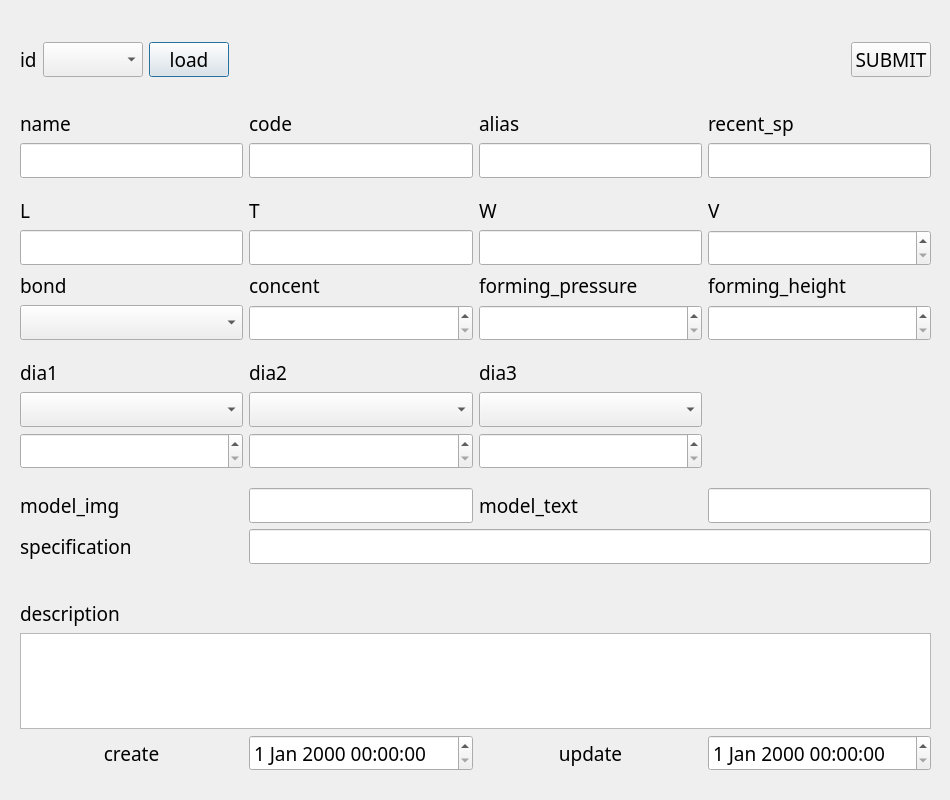
First picture: the form in ui/segmentDialog.ui, repository SuhYeoJee/OrderManager, before the edit.
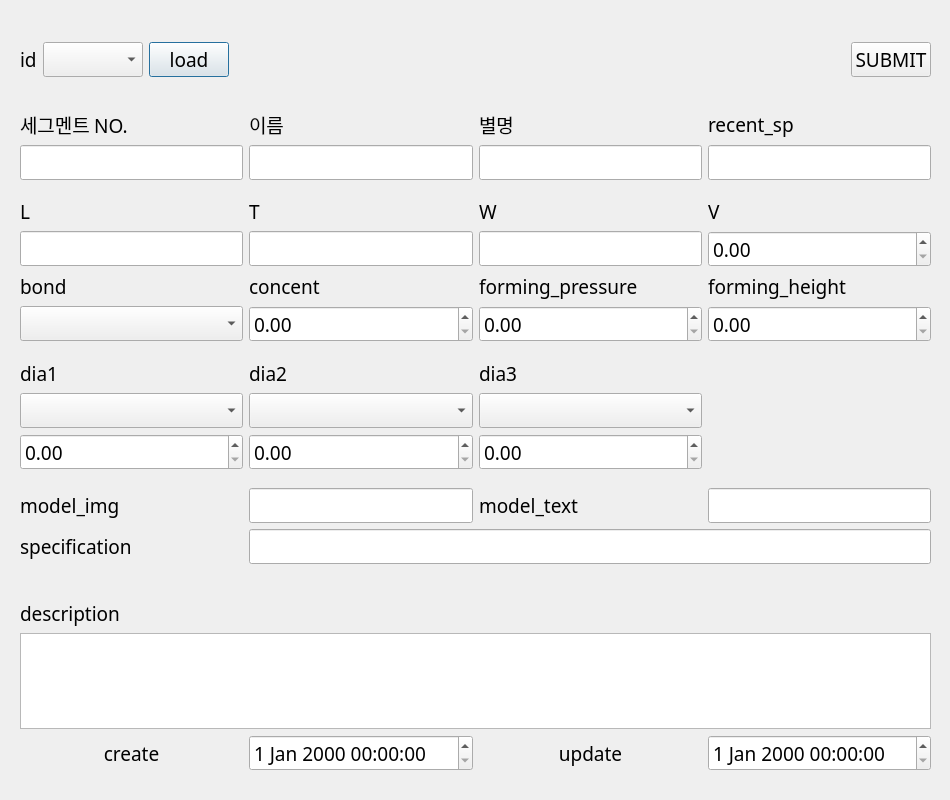
Second picture: the form after the edit.

Diff of the .ui file:
```diff
--- a/ui/segmentDialog.ui
+++ b/ui/segmentDialog.ui
@@ -161,14 +161,14 @@
     <item row="0" column="2">
      <widget class="QLabel" name="label_19">
       <property name="text">
-       <string>alias</string>
+       <string>별명</string>
       </property>
      </widget>
     </item>
     <item row="0" column="1">
      <widget class="QLabel" name="label_18">
       <property name="text">
-       <string>code</string>
+       <string>이름</string>
       </property>
      </widget>
     </item>
@@ -185,7 +185,7 @@
     <item row="6" column="3">
      <widget class="QDoubleSpinBox" name="forming_heightDoubleSpinBox">
       <property name="specialValueText">
-       <string> </string>
+       <string/>
       </property>
       <property name="maximum">
        <double>999999.989999999990687</double>
@@ -205,7 +205,7 @@
     <item row="10" column="1">
      <widget class="QDoubleSpinBox" name="dia2_rateDoubleSpinBox">
       <property name="specialValueText">
-       <string> </string>
+       <string/>
       </property>
       <property name="maximum">
        <double>999999.989999999990687</double>
@@ -262,7 +262,7 @@
     <item row="4" column="3">
      <widget class="QDoubleSpinBox" name="vDoubleSpinBox">
       <property name="specialValueText">
-       <string> </string>
+       <string/>
       </property>
       <property name="maximum">
        <double>999999.989999999990687</double>
@@ -285,7 +285,7 @@
     <item row="10" column="0">
      <widget class="QDoubleSpinBox" name="dia1_rateDoubleSpinBox">
       <property name="specialValueText">
-       <string> </string>
+       <string/>
       </property>
       <property name="maximum">
        <double>999999.989999999990687</double>
@@ -315,7 +315,7 @@
     <item row="0" column="0">
      <widget class="QLabel" name="label_14">
       <property name="text">
-       <string>name</string>
+       <string>세그멘트 NO.</string>
       </property>
      </widget>
     </item>
@@ -325,7 +325,7 @@
     <item row="10" column="2">
      <widget class="QDoubleSpinBox" name="dia3_rateDoubleSpinBox">
       <property name="specialValueText">
-       <string> </string>
+       <string/>
       </property>
       <property name="maximum">
        <double>999999.989999999990687</double>
@@ -378,7 +378,7 @@
     <item row="6" column="2">
      <widget class="QDoubleSpinBox" name="forming_pressureDoubleSpinBox">
       <property name="specialValueText">
-       <string> </string>
+       <string/>
       </property>
       <property name="maximum">
        <double>999999.989999999990687</double>
@@ -394,7 +394,7 @@
     <item row="6" column="1">
      <widget class="QDoubleSpinBox" name="concentDoubleSpinBox">
       <property name="specialValueText">
-       <string> </string>
+       <string/>
       </property>
       <property name="maximum">
        <double>999999.989999999990687</double>
```
Left out of the diff: 14 changed lines with no effect on the pictures.
